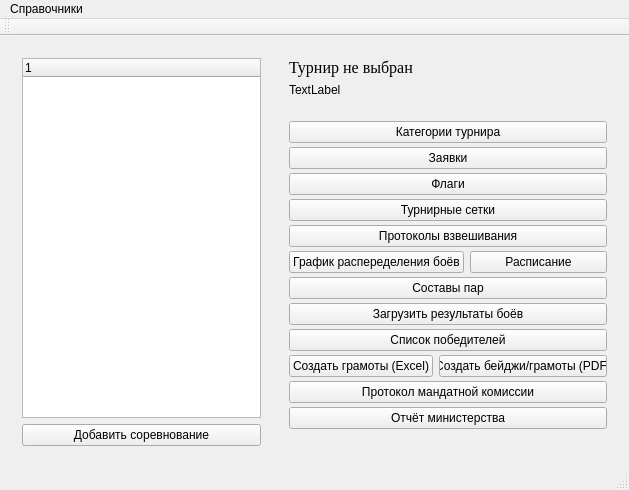
BarsukAlexey/xelarogi, file TournamentManager/mainwindow.ui: the form before one commit.
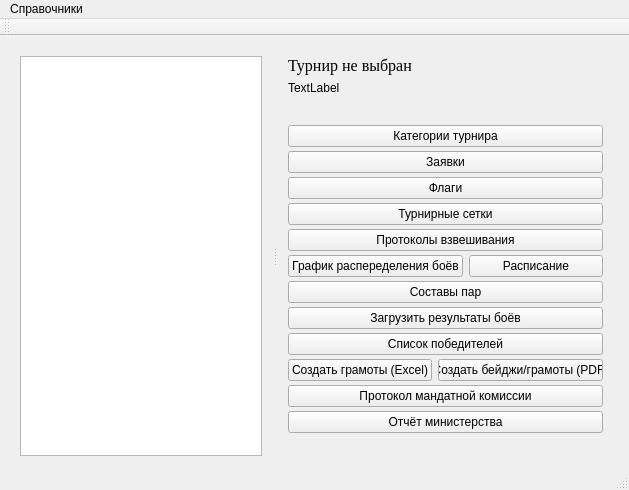
The form after the commit. The open tabs and pages were chosen to show the change.

The edit to the form file:
```diff
--- a/TournamentManager/mainwindow.ui
+++ b/TournamentManager/mainwindow.ui
@@ -14,12 +14,22 @@
    <string>MainWindow</string>
   </property>
   <widget class="QWidget" name="centralWidget">
-   <layout class="QHBoxLayout" name="horizontalLayout_2">
-    <item>
+   <widget class="QSplitter" name="splitter">
+    <property name="geometry">
+     <rect>
+      <x>9</x>
+      <y>9</y>
+      <width>605</width>
+      <height>422</height>
+     </rect>
+    </property>
+    <property name="orientation">
+     <enum>Qt::Horizontal</enum>
+    </property>
      <widget class="QWidget" name="widget" native="true">
       <layout class="QGridLayout" name="gridLayout_3">
        <item row="0" column="0">
-        <widget class="QTreeWidget" name="tournamentTreeWidget">
+       <widget class="QTableView" name="tournamentTableView">
          <property name="sizePolicy">
           <sizepolicy hsizetype="Preferred" vsizetype="Expanding">
            <horstretch>0</horstretch>
@@ -35,36 +45,10 @@
          <property name="alternatingRowColors">
           <bool>false</bool>
          </property>
-         <property name="indentation">
-          <number>10</number>
-         </property>
-         <property name="animated">
-          <bool>true</bool>
-         </property>
-         <attribute name="headerCascadingSectionResizes">
-          <bool>true</bool>
-         </attribute>
-         <attribute name="headerStretchLastSection">
-          <bool>true</bool>
-         </attribute>
-         <column>
-          <property name="text">
-           <string notr="true">1</string>
-          </property>
-         </column>
-        </widget>
-       </item>
-       <item row="1" column="0">
-        <widget class="QPushButton" name="pushButtonAddContest">
-         <property name="text">
-          <string>Добавить соревнование</string>
-         </property>
         </widget>
        </item>
       </layout>
      </widget>
-    </item>
-    <item>
      <widget class="QStackedWidget" name="stackedWidget">
       <property name="minimumSize">
        <size>
@@ -309,8 +293,7 @@
        </layout>
       </widget>
      </widget>
-    </item>
-   </layout>
+   </widget>
   </widget>
   <widget class="QMenuBar" name="menuBar">
    <property name="geometry">
```
Left out of the diff: 2 changed lines with no effect on the pictures. Lines whose indentation alone changed are shown as unchanged.
